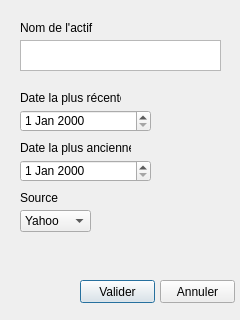
First picture: the form in ProjetVaR_Software/GUI/import.ui, repository pchaigno/varsoft, before the edit.
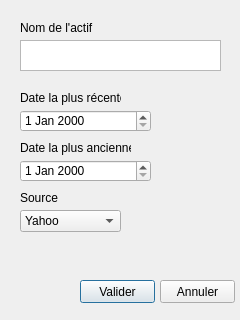
Second picture: the form after the edit.

Commit message: bug while import exported file fixed

```diff
--- a/ProjetVaR_Software/GUI/import.ui
+++ b/ProjetVaR_Software/GUI/import.ui
@@ -113,7 +113,7 @@
     <rect>
      <x>20</x>
      <y>210</y>
-     <width>71</width>
+     <width>101</width>
      <height>22</height>
     </rect>
    </property>
```
The commit also changes 1 other file.
